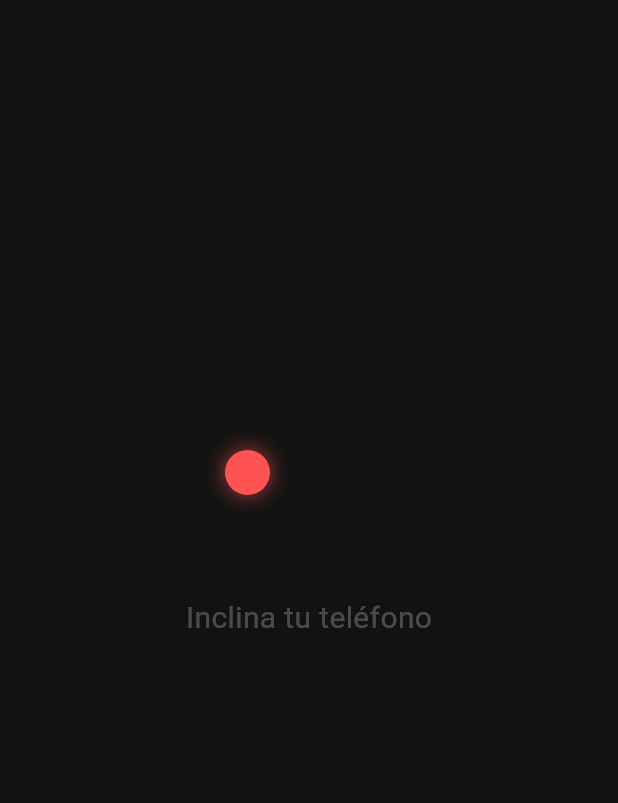
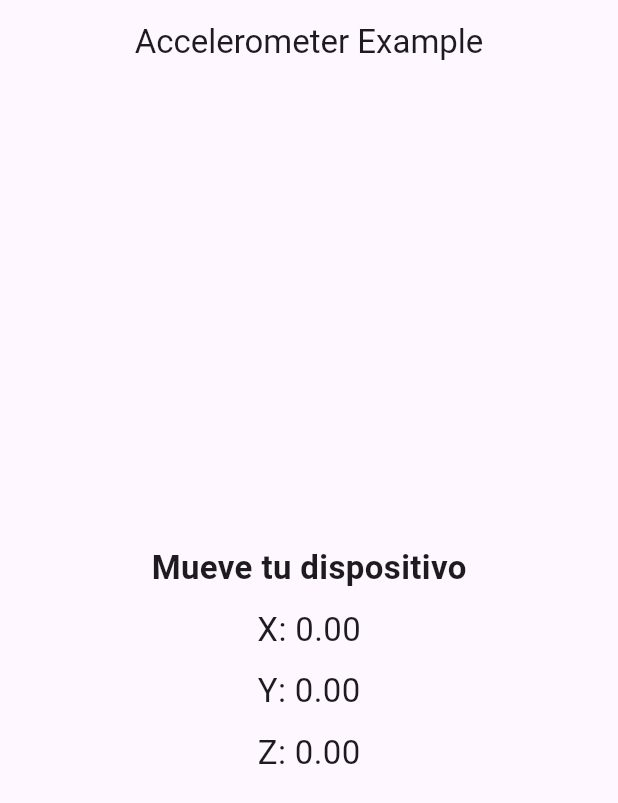
Before and after one commit to Rodavlas7/clases, a Flutter app: the screen it shows after launch, on a phone screen of 412 x 824 dp. Shown: the top 803 px of the screen. Run offline on Flutter 3.47's test engine with Material 3 defaults, Android fonts, the phone set to English and light mode, and no system bars; our stand-ins replace audioplayers, sensors_plus, wakelock_plus.

Commit message:
modificacion de acelerometro en clase

```diff
--- a/Apps/acelerometro/lib/main.dart
+++ b/Apps/acelerometro/lib/main.dart
@@ -1,130 +1,19 @@
 import 'package:flutter/material.dart';
 import 'package:sensors_plus/sensors_plus.dart';
 import 'dart:async';
+import 'screens/accelerometer_screen.dart';
 
-void main() {
-  runApp(const MyApp());
-}
+void main() => runApp(const MyApp());
 
 class MyApp extends StatelessWidget {
   const MyApp({super.key});
 
   @override
   Widget build(BuildContext context) {
-    return const MaterialApp(
+    return MaterialApp(
+      title: 'Material App',
       debugShowCheckedModeBanner: false,
-      home: SensorBallScreen(),
+      home: const AccelerometerScreen(),
     );
   }
 }
-
-class SensorBallScreen extends StatefulWidget {
-  const SensorBallScreen({super.key});
-
-  @override
-  State<SensorBallScreen> createState() => _SensorBallScreenState();
-}
-
-class _SensorBallScreenState extends State<SensorBallScreen> {
-  // Posición inicial
-  double x = 150;
-  double y = 300;
-
-  // Velocidades
-  double vx = 0;
-  double vy = 0;
-
-  final double ballSize = 30;
-  StreamSubscription<AccelerometerEvent>? accelSub;
-
-  @override
-  void initState() {
-    super.initState();
-
-    // CAMBIO CLAVE: Se usa accelerometerEventStream() con paréntesis
-    accelSub = accelerometerEventStream().listen((AccelerometerEvent event) {
-      if (!mounted) return;
-
-      setState(() {
-        // Gravedad por inclinación
-        // Invertimos X porque al inclinar a la derecha el sensor da negativo
-        vx -= event.x * 0.35;
-        vy += event.y * 0.35;
-
-        // Fricción (para que no se descontrole)
-        vx *= 0.96;
-        vy *= 0.96;
-
-        x += vx;
-        y += vy;
-
-        // Obtener tamaño de pantalla para los límites
-        final size = MediaQuery.of(context).size;
-        final double maxWidth = size.width - ballSize;
-        final double maxHeight = size.height - ballSize;
-
-        // Rebotes y límites
-        if (x < 0) {
-          x = 0;
-          vx *= -0.5; // Rebote con pérdida de energía
-        } else if (x > maxWidth) {
-          x = maxWidth;
-          vx *= -0.5;
-        }
-
-        if (y < 0) {
-          y = 0;
-          vy *= -0.5;
-        } else if (y > maxHeight) {
-          y = maxHeight;
-          vy *= -0.5;
-        }
-      });
-    });
-  }
-
-  @override
-  void dispose() {
-    // Es vital cancelar la suscripción para no gastar batería
-    accelSub?.cancel();
-    super.dispose();
-  }
-
-  @override
-  Widget build(BuildContext context) {
-    return Scaffold(
-      backgroundColor: const Color(0xFF121212),
-      body: Stack(
-        children: [
-          // Un pequeño texto decorativo
-          const Center(
-            child: Text(
-              "Inclina tu teléfono",
-              style: TextStyle(color: Colors.white24, fontSize: 20),
-            ),
-          ),
-          // La bolita
-          Positioned(
-            left: x,
-            top: y,
-            child: Container(
-              width: ballSize,
-              height: ballSize,
-              decoration: BoxDecoration(
-                color: Colors.redAccent,
-                shape: BoxShape.circle,
-                boxShadow: [
-                  BoxShadow(
-                    color: Colors.redAccent.withOpacity(0.5),
-                    blurRadius: 10,
-                    spreadRadius: 2,
-                  )
-                ],
-              ),
-            ),
-          ),
-        ],
-      ),
-    );
-  }
-}
--- /dev/null
+++ b/Apps/acelerometro/lib/screens/accelerometer_screen.dart
@@ -0,0 +1,55 @@
+import 'dart:async';
+import 'package:sensors_plus/sensors_plus.dart';
+import 'package:flutter/material.dart';
+
+
+void main() => runApp(const AccelerometerScreen());
+
+class AccelerometerScreen extends StatefulWidget {
+  const AccelerometerScreen({super.key});
+
+  @override
+  State<AccelerometerScreen> createState() => _AccelerometerScreenState();
+}
+
+class _AccelerometerScreenState extends State<AccelerometerScreen> {
+  double x = 0.0, y = 0.0, z = 0.0;
+  StreamSubscription<AccelerometerEvent>? AccelerometerListener;
+
+  @override
+  void initState() {
+    super.initState();
+    AccelerometerListener = accelerometerEventStream().listen((AccelerometerEvent event) {
+      setState(() {
+        x = event.x;
+        y = event.y;
+        z = event.z;
+      });
+    });
+  }
+
+  @override
+  Widget build(BuildContext context) {
+    return Scaffold(
+      appBar: AppBar(
+        title: const Text('Accelerometer Example'),
+        centerTitle: true,
+      ),
+      body: Center(
+        child: Column(
+          mainAxisAlignment: MainAxisAlignment.center,
+          children: [
+            Text('Mueve tu dispositivo', style: const TextStyle(fontSize: 22, fontWeight: FontWeight.bold),),// en negritas
+            const SizedBox(height: 10),
+            Text('X: ${x.toStringAsFixed(2)}', style: const TextStyle(fontSize: 22),),
+            const SizedBox(height: 10),
+            Text('Y: ${y.toStringAsFixed(2)}', style: const TextStyle(fontSize: 22),),
+            const SizedBox(height: 10),
+            Text('Z: ${z.toStringAsFixed(2)}', style: const TextStyle(fontSize: 22),),
+
+          ],
+        ),
+      ),
+    );
+  }
+}
```
Also changed, not shown: 1 other file.
